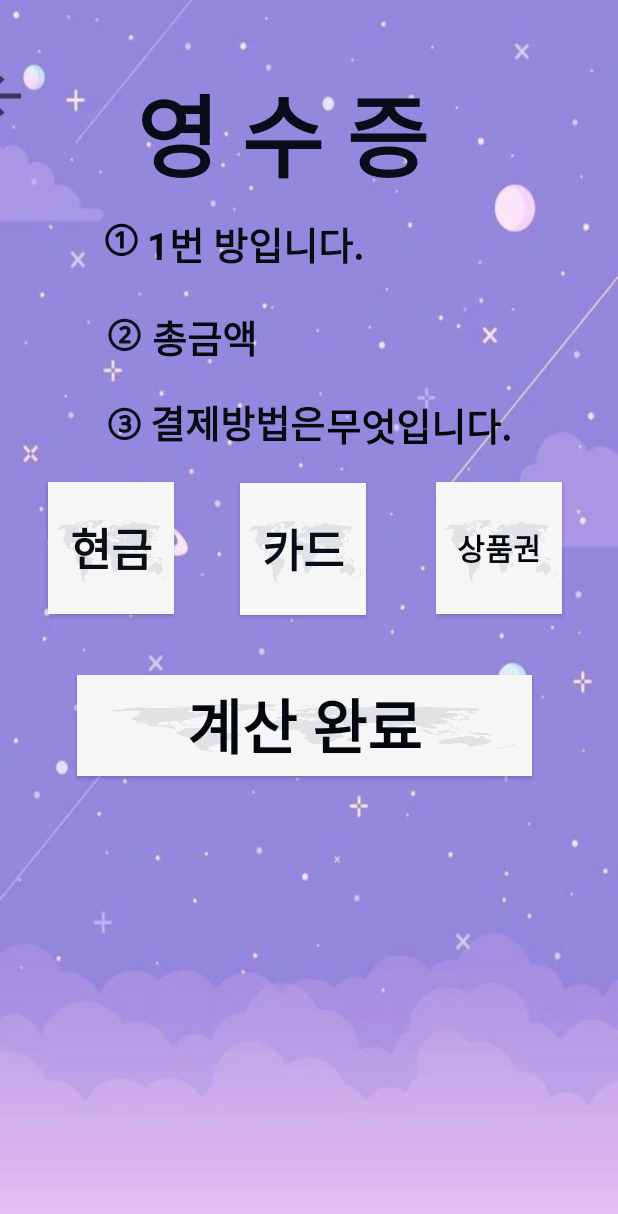
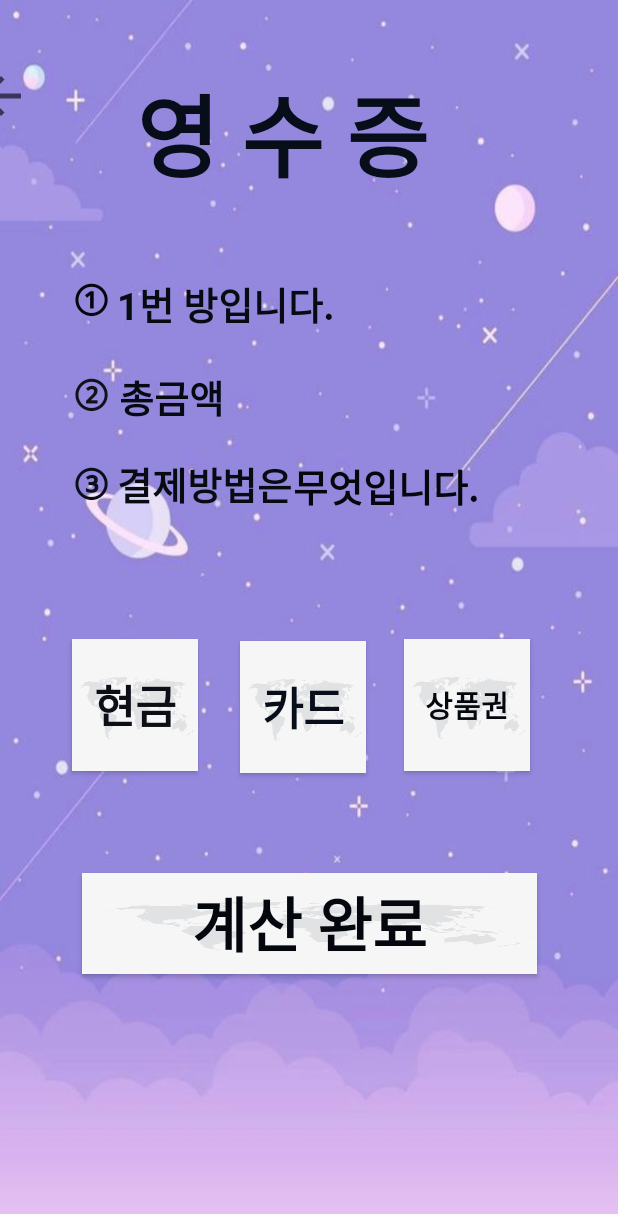
Before and after one commit to KamaTAEWOO/My-POSmachine, an Android app: the RoomOne_Receipt screen opened directly, with no data from a screen before it, on a phone screen of 412 x 824 dp. Shown: the top 1214 px of the screen. Run offline under Robolectric (Android 15) with nearby library versions, the phone set to English and light mode, and no system bars.

Commit message:
삭제가능

```diff
--- a/app/src/main/java/com/example/new_pos/Calender.kt
+++ b/app/src/main/java/com/example/new_pos/Calender.kt
@@ -84,6 +84,7 @@ class Calender : AppCompatActivity() {
             //날짜를 저장한다.
             PreferenceUtil.setString("today", "$date")
             startActivity(selectedDates)
+            finish()
         }
 
 
--- a/app/src/main/java/com/example/new_pos/RoomOne/RoomOne_MenuSelect.kt
+++ b/app/src/main/java/com/example/new_pos/RoomOne/RoomOne_MenuSelect.kt
@@ -36,12 +36,6 @@ class RoomOne_MenuSelect : AppCompatActivity() {
             number_One_tv.text = intent.getStringExtra("Room_One")
 
         }
-
-
-
-
-
-
 
 
 
--- a/app/src/main/java/com/example/new_pos/RoomOne/RoomOne_Receipt.kt
+++ b/app/src/main/java/com/example/new_pos/RoomOne/RoomOne_Receipt.kt
@@ -3,12 +3,9 @@ package com.example.new_pos.RoomOne
 import android.content.Intent
 import androidx.appcompat.app.AppCompatActivity
 import android.os.Bundle
-import com.example.new_pos.Calender
 import com.example.new_pos.R
 import com.example.new_pos.RoomOne.RecyclerViewOne.Myreceipt_One
-import com.example.new_pos.Shared.MyApplication
 import com.example.new_pos.Shared.PreferenceUtil
-import kotlinx.android.synthetic.main.activity_room_assignment.*
 import kotlinx.android.synthetic.main.activity_room_one__receipt.*
 
 class RoomOne_Receipt : AppCompatActivity() {
@@ -106,8 +103,6 @@ class RoomOne_Receipt : AppCompatActivity() {
 
 
 
-
-
             //결산창으로 넘어가는 곳
             val settlementOne = Intent(this, RoomOne_Settlement::class.java)
             //방번호에 맞게 방마다 영수증의 리스트를 가지고온다.
--- /dev/null
+++ b/app/src/main/res/drawable/ic_delete_forever_red_24dp.xml
@@ -0,0 +1,5 @@
+<vector android:height="24dp" android:tint="#FF1F5D"
+    android:viewportHeight="24.0" android:viewportWidth="24.0"
+    android:width="24dp" xmlns:android="http://schemas.android.com/apk/res/android">
+    <path android:fillColor="#FF000000" android:pathData="M6,19c0,1.1 0.9,2 2,2h8c1.1,0 2,-0.9 2,-2L18,7L6,7v12zM8.46,11.88l1.41,-1.41L12,12.59l2.12,-2.12 1.41,1.41L13.41,14l2.12,2.12 -1.41,1.41L12,15.41l-2.12,2.12 -1.41,-1.41L10.59,14l-2.13,-2.12zM15.5,4l-1,-1h-5l-1,1L5,4v2h14L19,4z"/>
+</vector>
--- a/app/src/main/res/layout/activity_room_one__receipt.xml
+++ b/app/src/main/res/layout/activity_room_one__receipt.xml
@@ -40,7 +40,7 @@
         android:id="@+id/textView4"
         android:layout_width="30dp"
         android:layout_height="43dp"
-        android:layout_marginStart="68dp"
+        android:layout_marginStart="48dp"
         android:layout_marginTop="8dp"
         android:text="①"
         android:textColor="#03060B"
@@ -55,7 +55,7 @@
         android:id="@+id/RoomNumber_One_tv"
         android:layout_width="269dp"
         android:layout_height="42dp"
-        android:layout_marginTop="20dp"
+        android:layout_marginTop="60dp"
         android:text="방번호 정보 받기"
         android:textColor="#070B12"
         android:textSize="25dp"
@@ -75,7 +75,7 @@
         android:textSize="25dp"
         android:textStyle="bold"
         app:layout_constraintEnd_toEndOf="parent"
-        app:layout_constraintHorizontal_bias="0.184"
+        app:layout_constraintHorizontal_bias="0.126"
         app:layout_constraintStart_toStartOf="parent"
         app:layout_constraintTop_toBottomOf="@+id/textView4" />
 
@@ -103,7 +103,7 @@
         android:textSize="25dp"
         android:textStyle="bold"
         app:layout_constraintEnd_toEndOf="parent"
-        app:layout_constraintHorizontal_bias="0.183"
+        app:layout_constraintHorizontal_bias="0.125"
         app:layout_constraintStart_toStartOf="parent"
         app:layout_constraintTop_toBottomOf="@+id/textView5" />
 
@@ -119,7 +119,7 @@
         app:layout_constraintBottom_toTopOf="@+id/money_One_btn"
         app:layout_constraintStart_toEndOf="@+id/textView6"
         app:layout_constraintTop_toBottomOf="@+id/total_One_tv"
-        app:layout_constraintVertical_bias="0.095" />
+        app:layout_constraintVertical_bias="0.036" />
 
     <TextView
         android:id="@+id/method_One_tv"
@@ -135,13 +135,13 @@
         app:layout_constraintHorizontal_bias="0.0"
         app:layout_constraintStart_toEndOf="@+id/textView7"
         app:layout_constraintTop_toBottomOf="@+id/total_One_tv"
-        app:layout_constraintVertical_bias="0.75" />
+        app:layout_constraintVertical_bias="1.0" />
 
     <Button
         android:id="@+id/money_One_btn"
         android:layout_width="84dp"
         android:layout_height="88dp"
-        android:layout_marginStart="32dp"
+        android:layout_marginStart="48dp"
         android:background="@drawable/gray"
         android:elevation="30dp"
         android:text="현금"
@@ -157,8 +157,8 @@
         android:id="@+id/card_One_btn"
         android:layout_width="84dp"
         android:layout_height="88dp"
-        android:layout_marginStart="44dp"
-        android:layout_marginTop="16dp"
+        android:layout_marginStart="28dp"
+        android:layout_marginTop="80dp"
         android:background="@drawable/gray"
         android:elevation="30dp"
         android:text="카드"
@@ -172,7 +172,7 @@
         android:id="@+id/gift_card_One_btn"
         android:layout_width="84dp"
         android:layout_height="88dp"
-        android:layout_marginTop="16dp"
+        android:layout_marginTop="80dp"
         android:background="@drawable/gray"
         android:elevation="20dp"
         android:text="상품권"
@@ -180,7 +180,7 @@
         android:textSize="20sp"
         android:textStyle="bold"
         app:layout_constraintEnd_toEndOf="parent"
-        app:layout_constraintHorizontal_bias="0.555"
+        app:layout_constraintHorizontal_bias="0.301"
         app:layout_constraintStart_toEndOf="@+id/card_One_btn"
         app:layout_constraintTop_toBottomOf="@+id/method_One_tv" />
 
@@ -197,10 +197,9 @@
         android:textStyle="bold"
         app:layout_constraintBottom_toBottomOf="parent"
         app:layout_constraintEnd_toEndOf="parent"
-        app:layout_constraintHorizontal_bias="0.472"
         app:layout_constraintStart_toStartOf="parent"
         app:layout_constraintTop_toBottomOf="@+id/card_One_btn"
-        app:layout_constraintVertical_bias="0.0" />
+        app:layout_constraintVertical_bias="0.133" />
 
 
 </androidx.constraintlayout.widget.ConstraintLayout>
```
Also changed, not shown: app/src/main/java/com/example/new_pos/RoomOne/RecyclerViewOne/MyRecyclerAdapter_One.kt (+19 -6 lines), app/src/main/java/com/example/new_pos/RoomOne/RecyclerViewOne/MyViewHolder_One.kt (+37 -8 lines), app/src/main/java/com/example/new_pos/RoomOne/RecyclerViewOne/Myreceipt_One.kt (+2 -5 lines), app/src/main/java/com/example/new_pos/RoomOne/RoomOne_Settlement.kt (+46 -44 lines), app/src/main/java/com/example/new_pos/RoomRecyclerViewInterface.kt (added, +7 -0 lines), app/src/main/java/com/example/new_pos/Shared/PreferenceUtil.kt (+54 -11 lines), app/src/main/res/layout/activity_room_assignment.xml (+10 -10 lines), app/src/main/res/layout/activity_room_one__menu_select.xml (+10 -10 lines), app/src/main/res/layout/layout_recycler_receipt.xml (+15 -0 lines).
